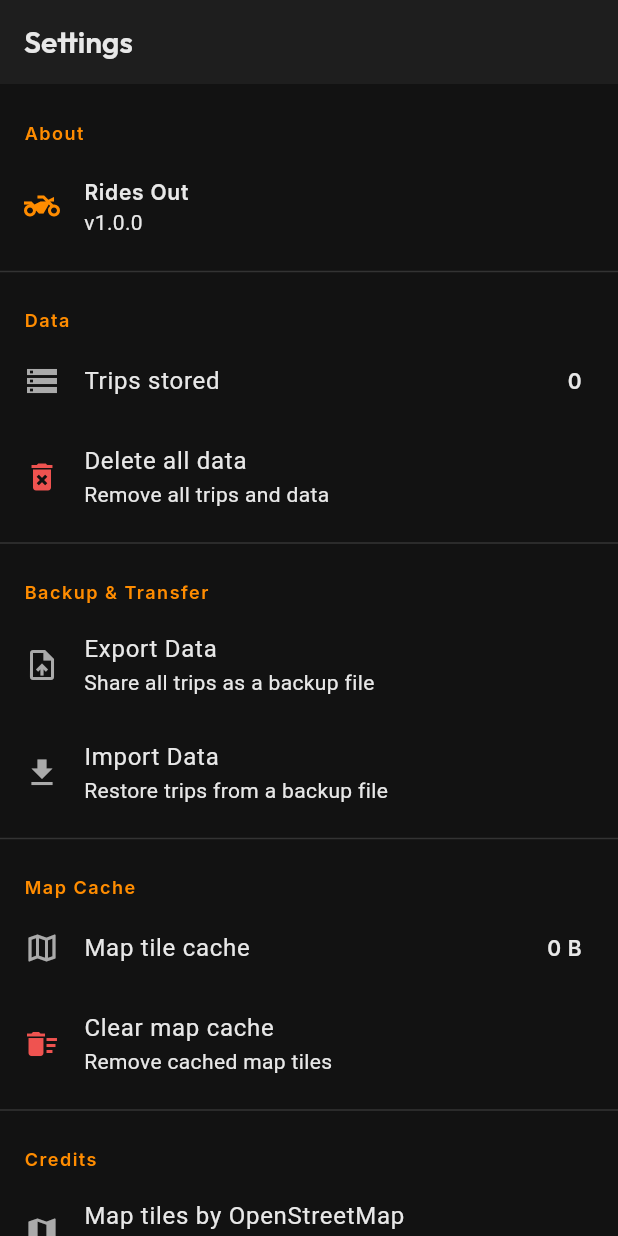
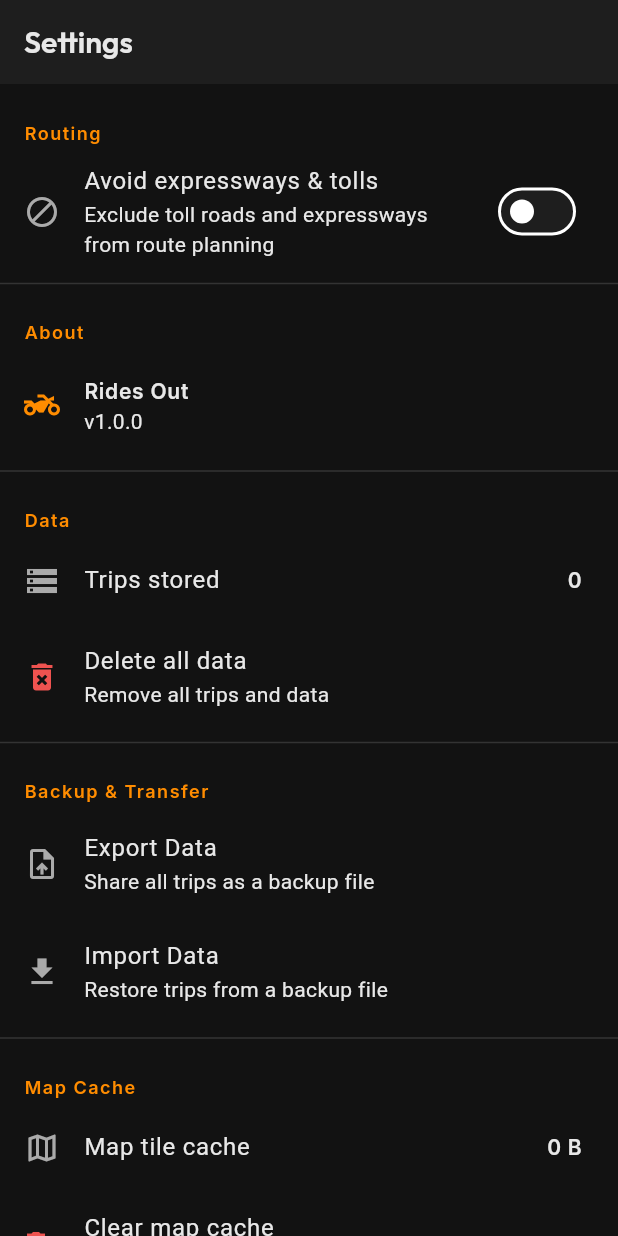
Before and after one commit to codenameJv/rides_out, a Flutter app: the SettingsScreen screen opened by its route, on a phone screen of 412 x 824 dp. Run offline on Flutter 3.47's test engine with Material 3 defaults, Android fonts, the phone set to English and light mode, and no system bars; our stand-ins replace file_picker, flutter_animate, flutter_map, flutter_riverpod, geolocator, go_router and 5 more; missing offline and left inert: flutter_map_cache, flutter_map_location_marker, http_cache_file_store; accounts and stored records are empty.

Commit message:
Add option to avoid expressways and toll roads in route planning
Motorcycles in the Philippines often can't use expressways and toll
roads. Add a toggle in Settings that passes exclude=motorway,toll to
the OSRM routing API so planned routes avoid these restricted roads.

Co-Authored-By: Claude Opus 4.6 <noreply@anthropic.com>

```diff
--- a/lib/core/services/osrm_service.dart
+++ b/lib/core/services/osrm_service.dart
@@ -2,6 +2,8 @@ import 'dart:convert';
 import 'dart:io';
 
 import 'package:latlong2/latlong.dart';
+
+import 'hive_service.dart';
 
 class OsrmRoute {
   final List<LatLng> points;
@@ -21,16 +23,24 @@ class OsrmService {
   static const _baseUrl = 'router.project-osrm.org';
   static const _userAgent = 'RidesOut/1.0';
 
-  // In-memory cache keyed by rounded coords (4 decimal places)
+  // In-memory cache keyed by rounded coords (4 decimal places) + exclude flag
   static final Map<String, List<LatLng>> _cache = {};
   static final Map<String, List<OsrmRoute>> _altCache = {};
+
+  static bool get _avoidTollsExpressways =>
+      HiveService.settingsBox
+          .get('avoid_tolls_expressways', defaultValue: false) as bool;
+
+  static String? get _excludeParam =>
+      _avoidTollsExpressways ? 'motorway,toll' : null;
 
   static String _cacheKey(LatLng from, LatLng to) {
     final fLat = from.latitude.toStringAsFixed(4);
     final fLng = from.longitude.toStringAsFixed(4);
     final tLat = to.latitude.toStringAsFixed(4);
     final tLng = to.longitude.toStringAsFixed(4);
-    return '$fLat,$fLng;$tLat,$tLng';
+    final suffix = _avoidTollsExpressways ? ':noMW' : '';
+    return '$fLat,$fLng;$tLat,$tLng$suffix';
   }
 
   /// Fetches road geometry between two points from OSRM.
@@ -42,10 +52,13 @@ class OsrmService {
 
     final coords =
         '${from.longitude},${from.latitude};${to.longitude},${to.latitude}';
-    final uri = Uri.https(_baseUrl, '/route/v1/driving/$coords', {
+    final params = <String, String>{
       'overview': 'full',
       'geometries': 'geojson',
-    });
+    };
+    final exclude = _excludeParam;
+    if (exclude != null) params['exclude'] = exclude;
+    final uri = Uri.https(_baseUrl, '/route/v1/driving/$coords', params);
 
     try {
       final client = HttpClient();
@@ -85,11 +98,14 @@ class OsrmService {
 
     final coords =
         '${from.longitude},${from.latitude};${to.longitude},${to.latitude}';
-    final uri = Uri.https(_baseUrl, '/route/v1/driving/$coords', {
+    final params = <String, String>{
       'overview': 'full',
       'geometries': 'geojson',
       'alternatives': '3',
-    });
+    };
+    final exclude = _excludeParam;
+    if (exclude != null) params['exclude'] = exclude;
+    final uri = Uri.https(_baseUrl, '/route/v1/driving/$coords', params);
 
     try {
       final client = HttpClient();
--- a/lib/features/settings/settings_screen.dart
+++ b/lib/features/settings/settings_screen.dart
@@ -7,6 +7,7 @@ import '../../core/theme/app_dimensions.dart';
 import '../../core/services/data_export_service.dart';
 import '../../core/services/hive_service.dart';
 import '../../core/services/tile_cache_service.dart';
+import '../../shared/providers/settings_provider.dart';
 import '../../shared/widgets/confirm_dialog.dart';
 import '../trips/providers/trips_provider.dart';
 
@@ -29,6 +30,7 @@ class _SettingsScreenState extends ConsumerState<SettingsScreen> {
   @override
   Widget build(BuildContext context) {
     final trips = ref.watch(tripsProvider);
+    final settings = ref.watch(settingsProvider);
 
     return Scaffold(
       backgroundColor: AppColors.background,
@@ -36,6 +38,23 @@ class _SettingsScreenState extends ConsumerState<SettingsScreen> {
       body: ListView(
         children: [
           const SizedBox(height: AppDimensions.paddingSM),
+
+          // Routing
+          _SectionTitle('Routing'),
+          SwitchListTile(
+            secondary: const Icon(Icons.block, color: AppColors.textSecondary),
+            title: const Text('Avoid expressways & tolls'),
+            subtitle: const Text(
+                'Exclude toll roads and expressways from route planning'),
+            value: settings.avoidTollsExpressways,
+            activeTrackColor: AppColors.primary,
+            onChanged: (value) {
+              ref
+                  .read(settingsProvider.notifier)
+                  .setAvoidTollsExpressways(value);
+            },
+          ),
+          const Divider(),
 
           // App info
           _SectionTitle('About'),
```
Also changed, not shown: lib/shared/providers/settings_provider.dart (added, +39 -0 lines).
